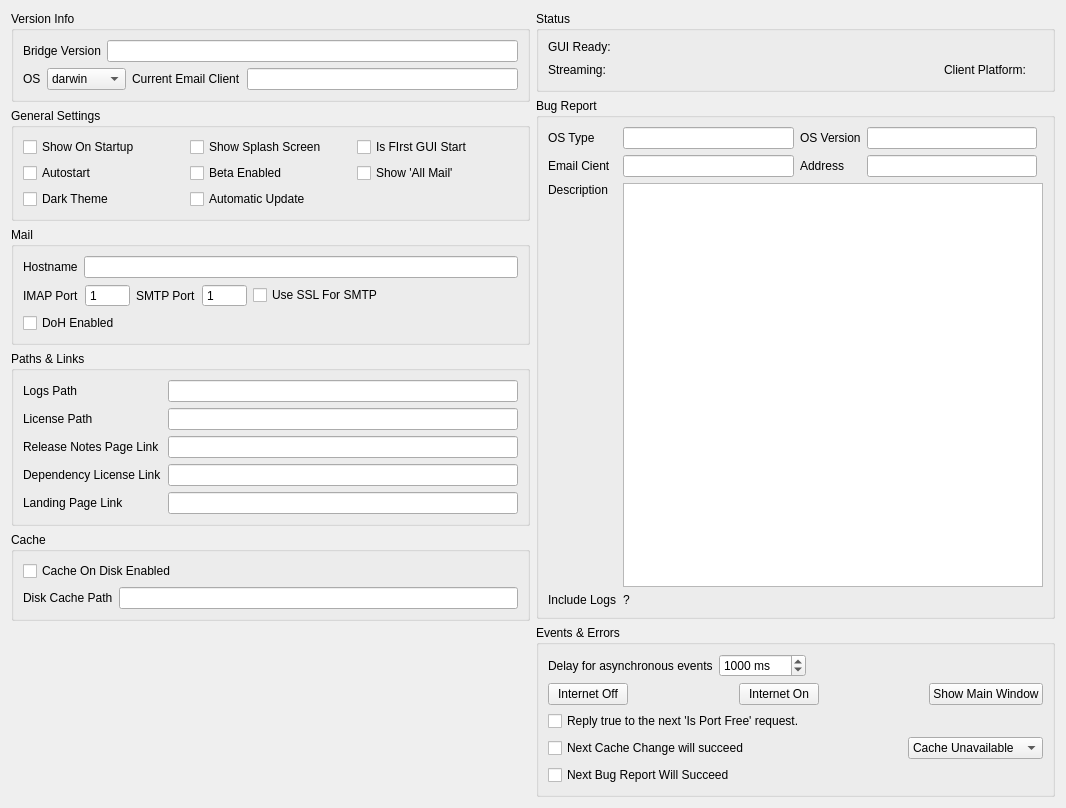
Old version of the form internal/frontend/bridge-gui/bridge-gui-tester/Tabs/SettingsTab.ui in the repository ProtonMail/proton-bridge.
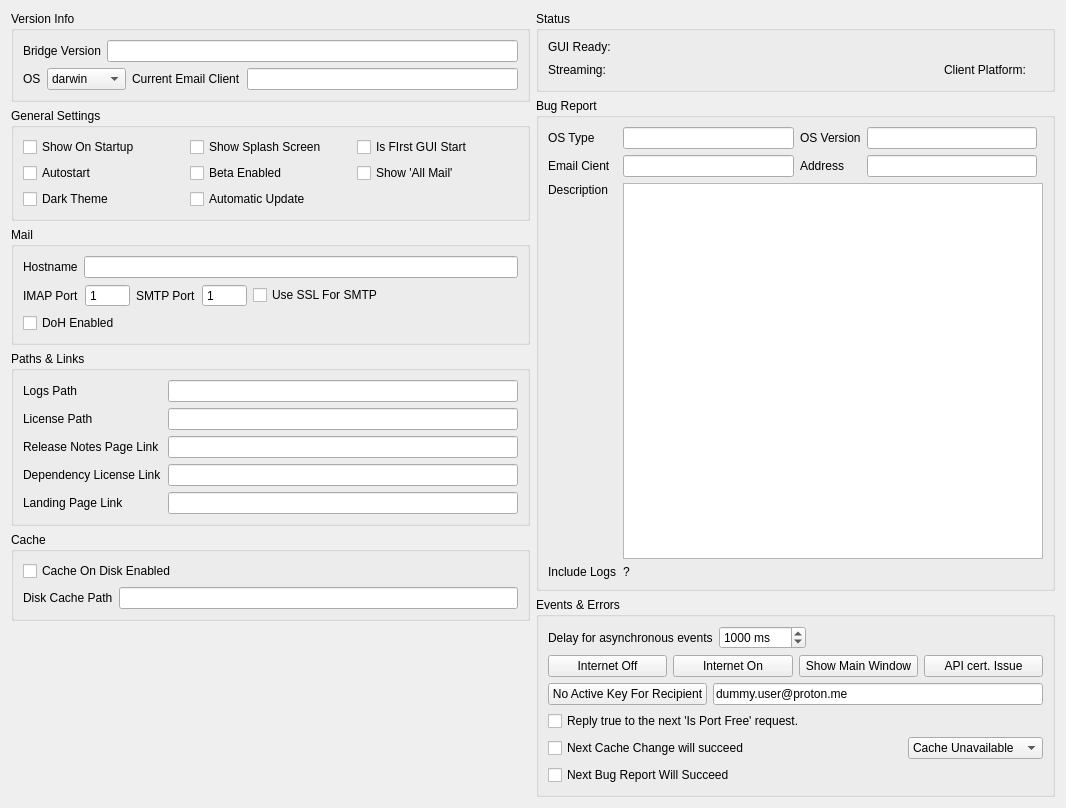
New version of the form.

Commit message:
GODT-1344: notifications for ApiCertError and NoActiveKeyForRecipient.
Phase 1: added the two event in bridge-gui-tester.
Phase 2: implemented QML notifications.

Patch:
```diff
--- a/internal/frontend/bridge-gui/bridge-gui-tester/Tabs/SettingsTab.ui
+++ b/internal/frontend/bridge-gui/bridge-gui-tester/Tabs/SettingsTab.ui
@@ -703,19 +703,6 @@
               </property>
              </widget>
             </item>
-            <item>
-             <spacer name="horizontalSpacer_2">
-              <property name="orientation">
-               <enum>Qt::Horizontal</enum>
-              </property>
-              <property name="sizeHint" stdset="0">
-               <size>
-                <width>0</width>
-                <height>10</height>
-               </size>
-              </property>
-             </spacer>
-            </item>
             <item>
              <widget class="QPushButton" name="buttonInternetOn">
               <property name="text">
@@ -723,23 +710,35 @@
               </property>
              </widget>
             </item>
-            <item>
-             <spacer name="horizontalSpacer_4">
-              <property name="orientation">
-               <enum>Qt::Horizontal</enum>
-              </property>
-              <property name="sizeHint" stdset="0">
-               <size>
-                <width>0</width>
-                <height>10</height>
-               </size>
-              </property>
-             </spacer>
-            </item>
             <item>
              <widget class="QPushButton" name="buttonShowMainWindow">
               <property name="text">
                <string>Show Main Window</string>
+              </property>
+             </widget>
+            </item>
+            <item>
+             <widget class="QPushButton" name="buttonAPICertIssue">
+              <property name="text">
+               <string>API cert. Issue</string>
+              </property>
+             </widget>
+            </item>
+           </layout>
+          </item>
+          <item>
+           <layout class="QHBoxLayout" name="horizontalLayout_12">
+            <item>
+             <widget class="QPushButton" name="buttonNoActiveKeyForRecipient">
+              <property name="text">
+               <string>No Active Key For Recipient</string>
+              </property>
+             </widget>
+            </item>
+            <item>
+             <widget class="QLineEdit" name="editNoActiveKeyForRecipient">
+              <property name="text">
+               <string>dummy.user@proton.me</string>
               </property>
              </widget>
             </item>
```
The commit also changes 5 other files.
